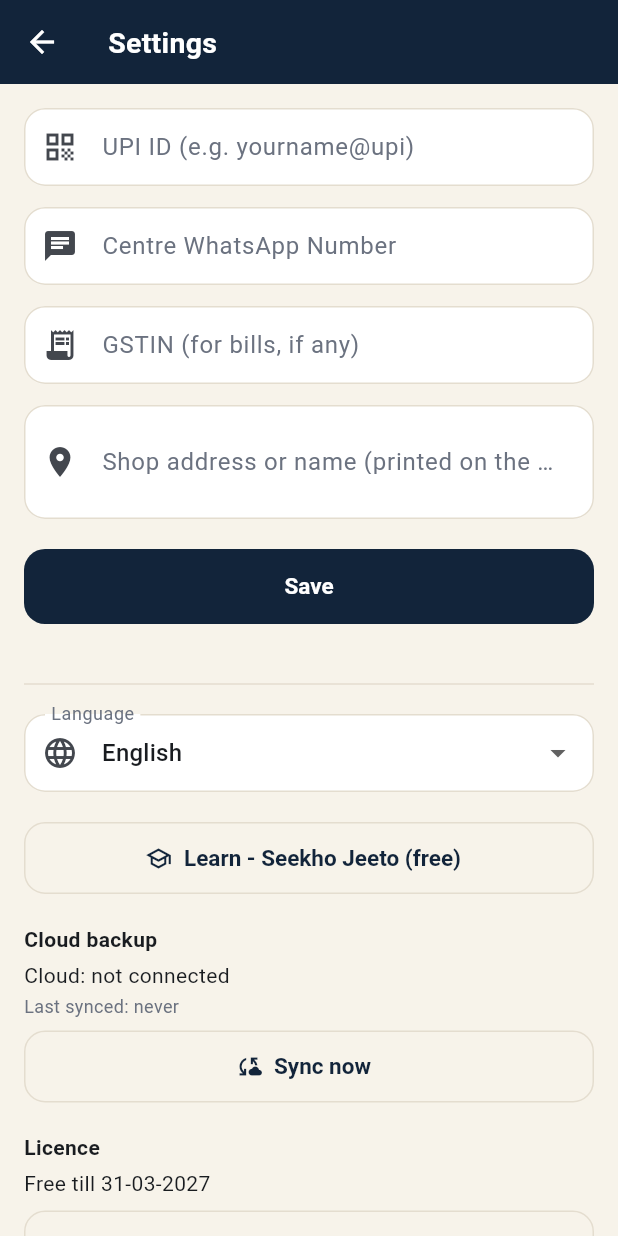
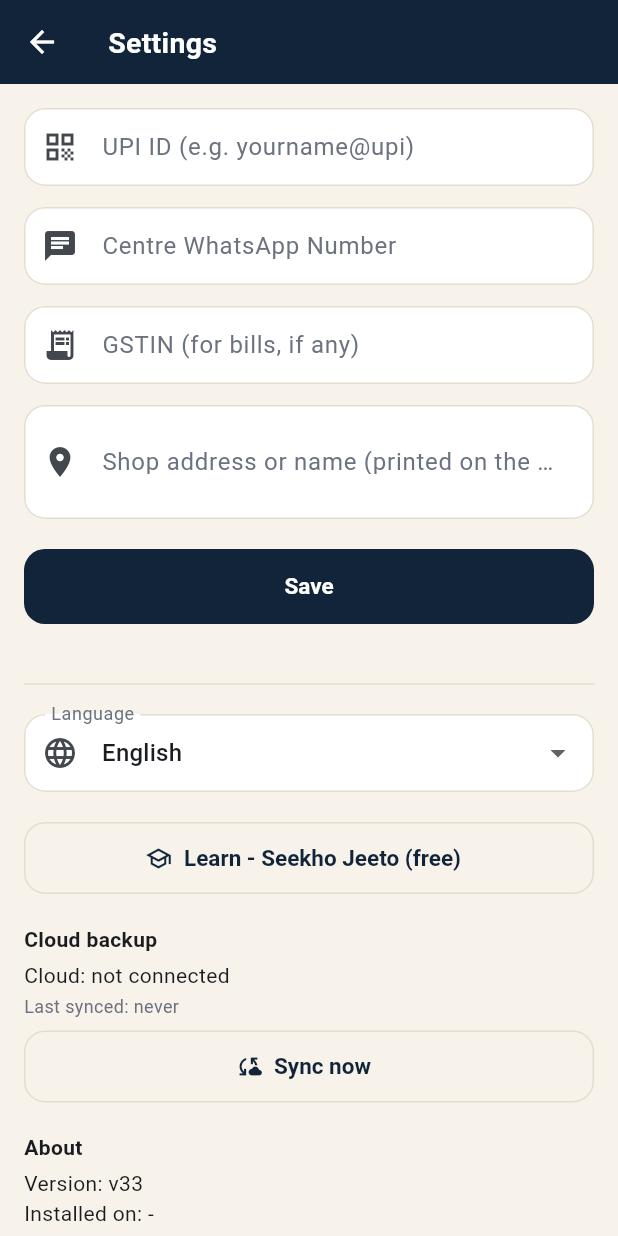
Before and after one commit to Shreecharanam/mysaathi-app, a Flutter app: the SettingsScreen screen opened directly with empty values, on a phone screen of 412 x 824 dp. Run offline on Flutter 3.47's test engine with Material 3 defaults, Android fonts, the phone set to English and light mode, and no system bars; our stand-ins replace cloud_firestore, firebase_auth, firebase_core, google_sign_in; accounts and stored records are empty.

Commit message:
Add School business type (Class/Classes words); About section with version, install date, update status; v33

```diff
--- a/lib/lang.dart
+++ b/lib/lang.dart
@@ -56,6 +56,7 @@ const Map<String, Map<String, String>> kT = {
     'type_tuition': 'Tuition / Coaching',
     'type_gym': 'Gym / Fitness',
     'type_shop': 'Shop / Store',
+    'type_school': 'School',
     'type_other': 'Other',
     'signin_google': 'Sign in with Google',
     'or_email': 'or use email and password',
@@ -182,6 +183,7 @@ const Map<String, Map<String, String>> kT = {
     'type_tuition': 'Tuition / Coaching',
     'type_gym': 'Gym / Fitness',
     'type_shop': 'Shop / Store',
+    'type_school': 'School',
     'type_other': 'Other',
     'signin_google': 'Sign in with Google',
     'or_email': 'या ईमेल और पासवर्ड का इस्तेमाल करें',
@@ -310,6 +312,7 @@ const Map<String, Map<String, String>> kT = {
     'type_tuition': 'Tuition / Coaching',
     'type_gym': 'Gym / Fitness',
     'type_shop': 'Shop / Store',
+    'type_school': 'School',
     'type_other': 'Other',
     'signin_google': 'Sign in with Google',
     'or_email': 'किंवा ईमेल आणि पासवर्ड वापरा',
--- a/lib/screens.dart
+++ b/lib/screens.dart
@@ -52,6 +52,13 @@ Future<bool> openUrl(String url) async {
 
 void _toast(BuildContext context, String msg) {
   ScaffoldMessenger.of(context).showSnackBar(SnackBar(content: Text(msg)));
+}
+
+/// yyyy-mm-dd -> dd-mm-yyyy
+String _isoToDmy(String s) {
+  final p = s.split('-');
+  if (p.length == 3) return '${p[2]}-${p[1]}-${p[0]}';
+  return s;
 }
 
 /// Short, single-line version of an error message for display.
@@ -578,7 +585,9 @@ class _LoginScreenState extends State<LoginScreen> {
               TextField(
                 controller: _centre,
                 decoration: InputDecoration(
-                  labelText: tr('centre_name'),
+                  labelText: _type == 'school'
+                      ? 'School name'
+                      : tr('centre_name'),
                   helperText: tr('centre_name_help'),
                   border: OutlineInputBorder(),
                   prefixIcon: Icon(Icons.store),
@@ -599,6 +608,10 @@ class _LoginScreenState extends State<LoginScreen> {
                   ),
                   DropdownMenuItem(value: 'gym', child: Text(tr('type_gym'))),
                   DropdownMenuItem(value: 'shop', child: Text(tr('type_shop'))),
+                  DropdownMenuItem(
+                    value: 'school',
+                    child: Text(tr('type_school')),
+                  ),
                   DropdownMenuItem(
                     value: 'other',
                     child: Text(tr('type_other')),
@@ -929,6 +942,42 @@ class _SettingsScreenState extends State<SettingsScreen> {
               },
               icon: Icon(Icons.cloud_sync),
               label: Text('Sync now'),
+            ),
+            SizedBox(height: 20),
+            Text('About', style: TextStyle(fontWeight: FontWeight.bold)),
+            SizedBox(height: 4),
+            Text('Version: $appVersion'),
+            Text(
+              widget.store.firstRun.isEmpty
+                  ? 'Installed on: -'
+                  : 'Installed on: ${_isoToDmy(widget.store.firstRun)}',
+            ),
+            Text(
+              widget.store.hasUpdate
+                  ? 'Update available (v${widget.store.remoteVersion})'
+                  : 'Status: up to date',
+              style: TextStyle(
+                color: widget.store.hasUpdate
+                    ? AppColors.gold
+                    : AppColors.success,
+                fontWeight: FontWeight.w600,
+              ),
+            ),
+            SizedBox(height: 8),
+            OutlinedButton.icon(
+              onPressed: () async {
+                await widget.store.checkUpdate();
+                if (context.mounted) {
+                  _toast(
+                    context,
+                    widget.store.hasUpdate
+                        ? 'Update available (v${widget.store.remoteVersion})'
+                        : 'You are on the latest version',
+                  );
+                }
+              },
+              icon: Icon(Icons.refresh),
+              label: Text('Check for update'),
             ),
             SizedBox(height: 20),
             Text('Licence', style: TextStyle(fontWeight: FontWeight.bold)),
@@ -3003,6 +3052,10 @@ class CentreChooserScreen extends StatelessWidget {
                   DropdownMenuItem(value: 'gym', child: Text(tr('type_gym'))),
                   DropdownMenuItem(value: 'shop', child: Text(tr('type_shop'))),
                   DropdownMenuItem(
+                    value: 'school',
+                    child: Text(tr('type_school')),
+                  ),
+                  DropdownMenuItem(
                     value: 'other',
                     child: Text(tr('type_other')),
                   ),
@@ -3084,6 +3137,7 @@ class CentreChooserScreen extends StatelessWidget {
 IconData _typeIcon(String t) => switch (t) {
   'gym' => Icons.fitness_center,
   'shop' => Icons.storefront,
+  'school' => Icons.account_balance,
   'other' => Icons.category,
   _ => Icons.school,
 };
@@ -3091,6 +3145,7 @@ IconData _typeIcon(String t) => switch (t) {
 String _typeName(String t) => switch (t) {
   'gym' => tr('type_gym'),
   'shop' => tr('type_shop'),
+  'school' => tr('type_school'),
   'other' => tr('type_other'),
   _ => tr('type_tuition'),
 };
--- a/lib/store.dart
+++ b/lib/store.dart
@@ -7,8 +7,8 @@ import 'package:cloud_firestore/cloud_firestore.dart';
 
 import 'lang.dart';
 
-const String appVersion = 'v32';
-const int appVersionCode = 32;
+const String appVersion = 'v33';
+const int appVersionCode = 33;
 
 String stampDate(DateTime d) =>
     '${d.day.toString().padLeft(2, '0')}-${d.month.toString().padLeft(2, '0')}-${d.year}';
@@ -159,6 +159,7 @@ class AppStore extends ChangeNotifier {
   String lastCid = '';
   String trialStart = '';
   String paidTill = '';
+  String firstRun = '';
   String dismissedVersion = '';
   int remoteVersion = 0;
   String remoteUpdateUrl = '';
@@ -561,6 +562,7 @@ class AppStore extends ChangeNotifier {
             'last': lastCid,
             'trialStart': trialStart,
             'paidTill': paidTill,
+            'firstRun': firstRun,
             'dismissedVersion': dismissedVersion,
           }),
         );
@@ -590,6 +592,7 @@ class AppStore extends ChangeNotifier {
               lastCid = (m['last'] ?? '').toString();
               trialStart = (m['trialStart'] ?? '').toString();
               paidTill = (m['paidTill'] ?? '').toString();
+              firstRun = (m['firstRun'] ?? '').toString();
               dismissedVersion = (m['dismissedVersion'] ?? '').toString();
               if (lastCid.isNotEmpty && accounts.containsKey(lastCid)) {
                 accountKey = lastCid;
@@ -673,6 +676,7 @@ class AppStore extends ChangeNotifier {
     uid = u;
     sessionUid = u;
     if (trialStart.isEmpty) trialStart = todayIso;
+    if (firstRun.isEmpty) firstRun = todayIso;
     if (_fileUid != u) {
       accounts.clear();
       accountKey = '';
@@ -698,6 +702,7 @@ class AppStore extends ChangeNotifier {
     uid = key;
     sessionUid = key;
     if (trialStart.isEmpty) trialStart = todayIso;
+    if (firstRun.isEmpty) firstRun = todayIso;
     if (_fileUid != key) {
       accounts.clear();
       accountKey = '';
@@ -858,6 +863,7 @@ class AppStore extends ChangeNotifier {
   String groupWord() => switch (centreType) {
     'gym' => 'Plan',
     'shop' => 'Item',
+    'school' => 'Class',
     'other' => 'Group',
     _ => 'Batch',
   };
@@ -865,6 +871,7 @@ class AppStore extends ChangeNotifier {
   String groupWordPlural() => switch (centreType) {
     'gym' => 'Plans',
     'shop' => 'Items',
+    'school' => 'Classes',
     'other' => 'Groups',
     _ => 'Batches',
   };
--- a/pubspec.yaml
+++ b/pubspec.yaml
@@ -1,7 +1,7 @@
 name: mysaathi
 description: "MySaathi - centre management app for tuition, gym, clinic and shop."
 publish_to: 'none'
-version: 1.0.0+32
+version: 1.0.0+33
 
 environment:
   sdk: '>=3.3.0 <4.0.0'
```
